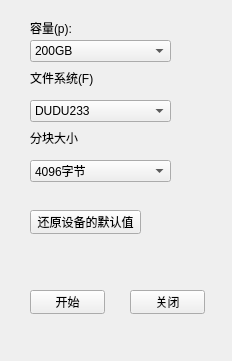
Old version of the form form/reformat.ui in the repository mcdudu233/FileSystem.
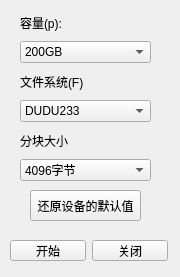
New version of the form.

Diff of the .ui file:
```diff
--- a/form/reformat.ui
+++ b/form/reformat.ui
@@ -6,22 +6,45 @@
    <rect>
     <x>0</x>
     <y>0</y>
-    <width>232</width>
-    <height>361</height>
+    <width>180</width>
+    <height>277</height>
    </rect>
   </property>
   <property name="windowTitle">
    <string>reformat</string>
   </property>
+  <widget class="QPushButton" name="restoreDefaultsButton">
+   <property name="geometry">
+    <rect>
+     <x>30</x>
+     <y>190</y>
+     <width>111</width>
+     <height>31</height>
+    </rect>
+   </property>
+   <property name="text">
+    <string>还原设备的默认值</string>
+   </property>
+  </widget>
+  <widget class="QWidget" name="">
+   <property name="geometry">
+    <rect>
+     <x>20</x>
+     <y>10</y>
+     <width>131</width>
+     <height>171</height>
+    </rect>
+   </property>
+   <layout class="QVBoxLayout" name="verticalLayout">
+    <item>
+     <widget class="QLabel" name="label">
+      <property name="text">
+       <string>容量(p):</string>
+      </property>
+     </widget>
+    </item>
+    <item>
   <widget class="QComboBox" name="capacityComboBox">
-   <property name="geometry">
-    <rect>
-     <x>30</x>
-     <y>40</y>
-     <width>141</width>
-     <height>22</height>
-    </rect>
-   </property>
    <item>
     <property name="text">
      <string>200GB</string>
@@ -33,69 +56,32 @@
     </property>
    </item>
   </widget>
-  <widget class="QLabel" name="label">
-   <property name="geometry">
-    <rect>
-     <x>30</x>
-     <y>20</y>
-     <width>54</width>
-     <height>16</height>
-    </rect>
-   </property>
-   <property name="text">
-    <string>容量(p):</string>
-   </property>
-  </widget>
+    </item>
+    <item>
   <widget class="QLabel" name="label_2">
-   <property name="geometry">
-    <rect>
-     <x>30</x>
-     <y>70</y>
-     <width>71</width>
-     <height>16</height>
-    </rect>
-   </property>
    <property name="text">
     <string>文件系统(F)</string>
    </property>
   </widget>
+    </item>
+    <item>
   <widget class="QComboBox" name="fileSystemComboBox">
-   <property name="geometry">
-    <rect>
-     <x>30</x>
-     <y>100</y>
-     <width>141</width>
-     <height>22</height>
-    </rect>
-   </property>
    <item>
     <property name="text">
      <string>DUDU233</string>
     </property>
    </item>
   </widget>
+    </item>
+    <item>
   <widget class="QLabel" name="label_3">
-   <property name="geometry">
-    <rect>
-     <x>30</x>
-     <y>130</y>
-     <width>54</width>
-     <height>16</height>
-    </rect>
-   </property>
    <property name="text">
     <string>分块大小</string>
    </property>
   </widget>
+    </item>
+    <item>
   <widget class="QComboBox" name="blockSizeComboBox">
-   <property name="geometry">
-    <rect>
-     <x>30</x>
-     <y>160</y>
-     <width>141</width>
-     <height>22</height>
-    </rect>
-   </property>
    <item>
     <property name="text">
      <string>4096字节</string>
@@ -117,44 +103,34 @@
     </property>
    </item>
   </widget>
-  <widget class="QPushButton" name="restoreDefaultsButton">
+    </item>
+   </layout>
+  </widget>
+  <widget class="QWidget" name="">
    <property name="geometry">
     <rect>
-     <x>30</x>
-     <y>210</y>
-     <width>111</width>
-     <height>24</height>
+     <x>10</x>
+     <y>240</y>
+     <width>158</width>
+     <height>21</height>
     </rect>
    </property>
-   <property name="text">
-    <string>还原设备的默认值</string>
-   </property>
-  </widget>
+   <layout class="QHBoxLayout" name="horizontalLayout">
+    <item>
   <widget class="QPushButton" name="reformatButton">
-   <property name="geometry">
-    <rect>
-     <x>30</x>
-     <y>290</y>
-     <width>75</width>
-     <height>24</height>
-    </rect>
-   </property>
    <property name="text">
     <string>开始</string>
    </property>
   </widget>
+    </item>
+    <item>
   <widget class="QPushButton" name="exitButton">
-   <property name="geometry">
-    <rect>
-     <x>130</x>
-     <y>290</y>
-     <width>75</width>
-     <height>24</height>
-    </rect>
-   </property>
    <property name="text">
     <string>关闭</string>
    </property>
+     </widget>
+    </item>
+   </layout>
   </widget>
  </widget>
  <resources/>
```
Lines whose indentation alone changed are shown as unchanged.
